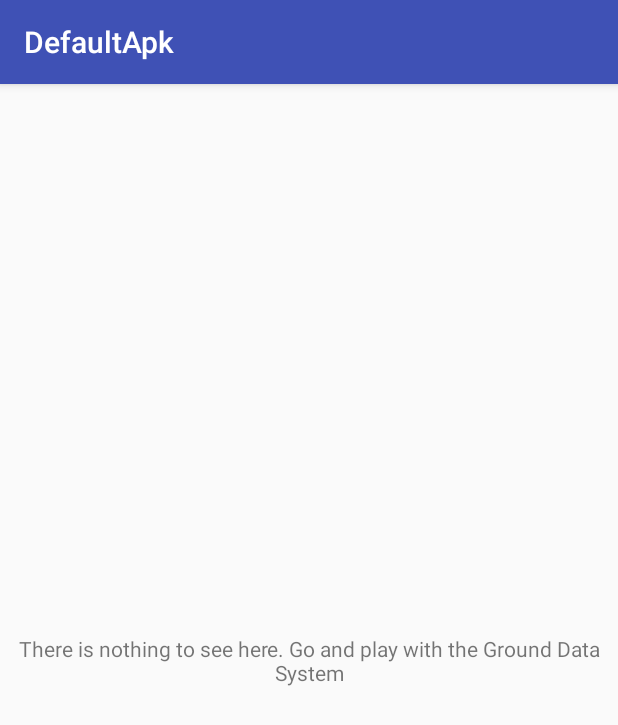
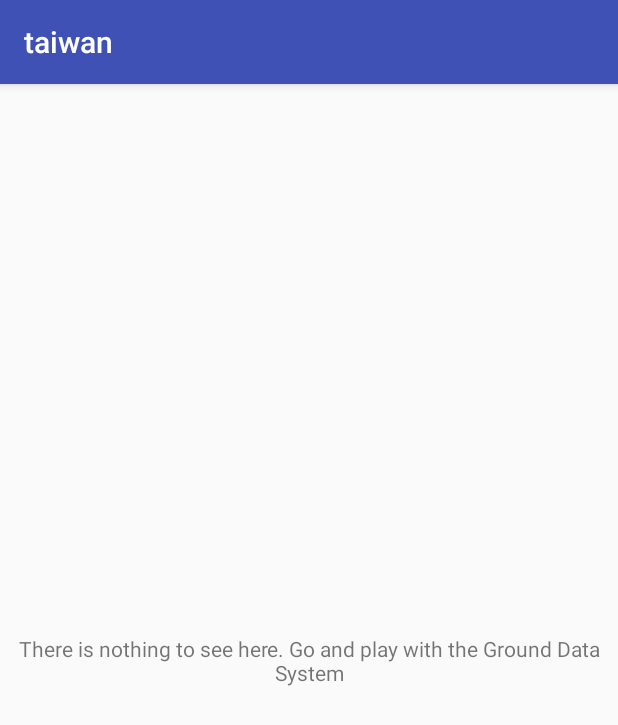
Before and after one commit to SJZ99/Kibo-4th, an Android app: the screen it shows after launch (MainActivity), on a phone screen of 412 x 824 dp. Shown: the top 725 px of the screen. Run offline under Robolectric (Android 15) with nearby library versions, the phone set to English and light mode, and no system bars; libraries missing offline, so code that uses them is left out: jp.jaxa.iss.

Commit message:
modify: project setting for final round

```diff
--- a/app/build.gradle
+++ b/app/build.gradle
@@ -5,8 +5,7 @@ android {
     buildToolsVersion "26.0.2"
 
     defaultConfig {
-        applicationId "jp.jaxa.iss.kibo.rpc.defaultapk" +
-                ""
+        applicationId "jp.jaxa.iss.kibo.rpc.taiwan"
         minSdkVersion 24
         targetSdkVersion 26
         versionCode 1
--- a/app/src/main/AndroidManifest.xml
+++ b/app/src/main/AndroidManifest.xml
@@ -1,7 +1,7 @@
 <?xml version="1.0" encoding="utf-8"?>
 <manifest xmlns:android="http://schemas.android.com/apk/res/android"
     xmlns:tools="http://schemas.android.com/tools"
-    package="jp.jaxa.iss.kibo.rpc.defaultapk">
+    package="jp.jaxa.iss.kibo.rpc.taiwan">
 
     <uses-permission android:name="android.permission.INTERNET"/>
     <uses-permission android:name="android.permission.WAKE_LOCK"/>
@@ -15,14 +15,14 @@
         tools:replace="android:icon"
         android:theme="@style/AppTheme">
 
-        <activity android:name="jp.jaxa.iss.kibo.rpc.defaultapk.MainActivity">
+        <activity android:name="jp.jaxa.iss.kibo.rpc.taiwan.MainActivity">
             <intent-filter>
                 <action android:name="android.intent.action.MAIN"/>
                 <category android:name="android.intent.category.LAUNCHER"/>
             </intent-filter>
         </activity>
 
-        <service android:name="jp.jaxa.iss.kibo.rpc.defaultapk.YourService" android:exported="true">
+        <service android:name="jp.jaxa.iss.kibo.rpc.taiwan.YourService" android:exported="true">
             <meta-data android:name="Start Service" android:value="true" />
         </service>
 
--- a/app/src/main/java/jp/jaxa/iss/kibo/rpc/defaultapk/MainActivity.java
+++ b/app/src/main/java/jp/jaxa/iss/kibo/rpc/taiwan/MainActivity.java
@@ -1,4 +1,4 @@
-package jp.jaxa.iss.kibo.rpc.defaultapk;
+package jp.jaxa.iss.kibo.rpc.taiwan;
 
 import android.support.v7.app.AppCompatActivity;
 import android.os.Bundle;
--- a/app/src/main/java/jp/jaxa/iss/kibo/rpc/defaultapk/PathLengthHelper.java
+++ b/app/src/main/java/jp/jaxa/iss/kibo/rpc/taiwan/PathLengthHelper.java
@@ -1,4 +1,4 @@
-package jp.jaxa.iss.kibo.rpc.defaultapk;
+package jp.jaxa.iss.kibo.rpc.taiwan;
 
 public class PathLengthHelper {
     static final int SIZE = 9;
--- a/app/src/main/java/jp/jaxa/iss/kibo/rpc/defaultapk/QrCodeHelper.java
+++ b/app/src/main/java/jp/jaxa/iss/kibo/rpc/taiwan/QrCodeHelper.java
@@ -1,8 +1,7 @@
-package jp.jaxa.iss.kibo.rpc.defaultapk;
+package jp.jaxa.iss.kibo.rpc.taiwan;
 
 import android.graphics.Bitmap;
 import android.graphics.Matrix;
-import android.util.Log;
 
 import java.util.HashMap;
 import java.util.Map;
@@ -10,7 +9,6 @@ import java.util.Map;
 import com.google.zxing.BinaryBitmap;
 import com.google.zxing.DecodeHintType;
 import com.google.zxing.RGBLuminanceSource;
-import com.google.zxing.common.GlobalHistogramBinarizer;
 
 import com.google.zxing.common.HybridBinarizer;
 import com.google.zxing.qrcode.QRCodeReader;
--- a/app/src/main/java/jp/jaxa/iss/kibo/rpc/defaultapk/WayPointsHelper.java
+++ b/app/src/main/java/jp/jaxa/iss/kibo/rpc/taiwan/WayPointsHelper.java
@@ -1,7 +1,6 @@
-package jp.jaxa.iss.kibo.rpc.defaultapk;
+package jp.jaxa.iss.kibo.rpc.taiwan;
 
 import java.util.ArrayList;
-import java.util.Comparator;
 import java.util.HashMap;
 
 import java.util.Map;
--- a/app/src/main/java/jp/jaxa/iss/kibo/rpc/defaultapk/YourService.java
+++ b/app/src/main/java/jp/jaxa/iss/kibo/rpc/taiwan/YourService.java
@@ -1,4 +1,4 @@
-package jp.jaxa.iss.kibo.rpc.defaultapk;
+package jp.jaxa.iss.kibo.rpc.taiwan;
 
 import android.graphics.Bitmap;
 import android.util.Log;
--- a/app/src/main/res/layout/activity_main.xml
+++ b/app/src/main/res/layout/activity_main.xml
@@ -4,7 +4,7 @@
     xmlns:tools="http://schemas.android.com/tools"
     android:layout_width="match_parent"
     android:layout_height="match_parent"
-    tools:context="jp.jaxa.iss.kibo.rpc.defaultapk.MainActivity">
+    tools:context="jp.jaxa.iss.kibo.rpc.taiwan.MainActivity">
 
     <TextView
         android:layout_width="wrap_content"
--- a/app/src/main/res/values/strings.xml
+++ b/app/src/main/res/values/strings.xml
@@ -1,3 +1,3 @@
 <resources>
-    <string name="app_name">DefaultApk</string>
+    <string name="app_name">taiwan</string>
 </resources>
--- a/app/src/main/res/xml/commands.xml
+++ b/app/src/main/res/xml/commands.xml
@@ -1,6 +1,6 @@
 <?xml version="1.0" encoding="utf-8"?>
 <apkInfo>
-    <shortName>TemplateAPK</shortName> <!-- Optional -->
+    <shortName>taiwan</shortName> <!-- Optional -->
     <primary>true</primary> <!-- Required -->
     <commands>
         <command
```
